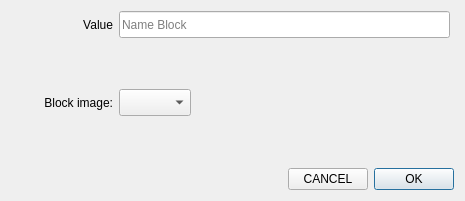
First picture: the form in learnbot_dsl/learnbotCode/guis/addWhen.ui, repository robocomp/LearnBlock, before the edit.
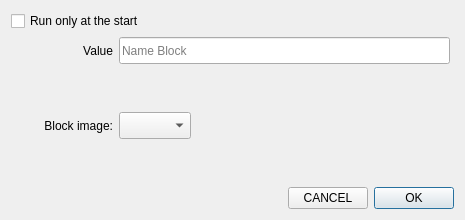
Second picture: the form after the edit.

Commit message: Fixed problem with angle jointmotor Try cath to the streamer Take the correct position form laser data. Fixed problem with append when block Added checkbox for create when to start. Fixed problems with Parser.py. Added blocks '==' and 'start' Moved laser on simulated robot.

What changed in the file:
```diff
--- a/learnbot_dsl/learnbotCode/guis/addWhen.ui
+++ b/learnbot_dsl/learnbotCode/guis/addWhen.ui
@@ -14,6 +14,13 @@
    <string>Dialog</string>
   </property>
   <layout class="QVBoxLayout" name="verticalLayout_4">
+   <item>
+    <widget class="QCheckBox" name="Run_start">
+     <property name="text">
+      <string>Run only at the start</string>
+     </property>
+    </widget>
+   </item>
    <item>
     <layout class="QHBoxLayout" name="horizontalLayout_10">
      <item>
```
The commit also changes 11 other files.
